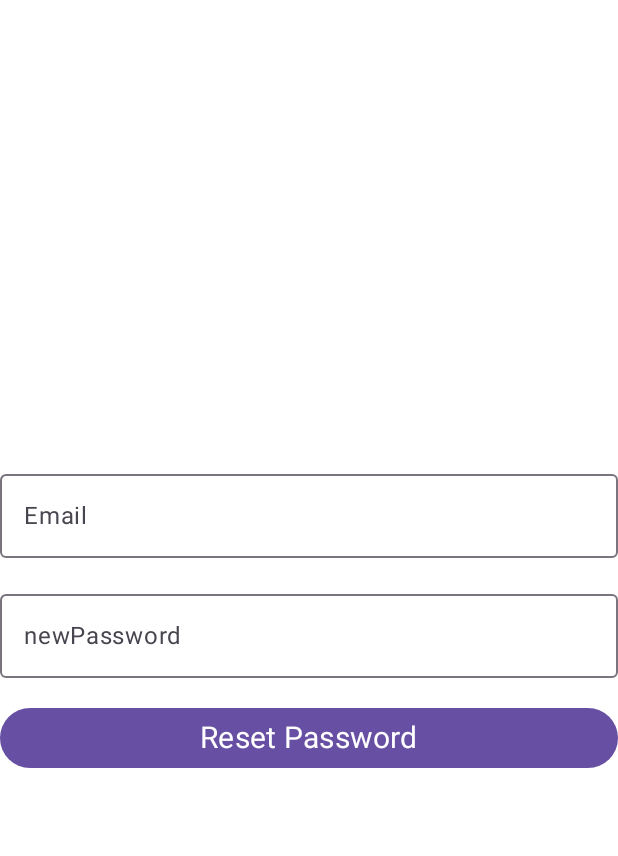
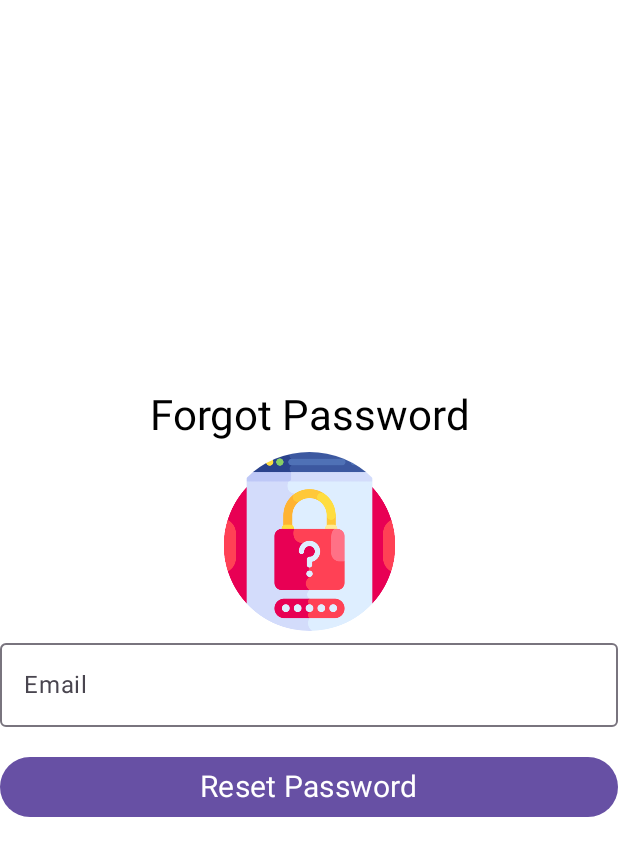
Before and after one commit to ziko387/Reminder-app, an Android app built with Jetpack Compose: the @Preview function ForgotPasswordScreenPreview, on a phone screen of 412 x 824 dp. Shown: the top 856 px of the screen. Run offline under Robolectric (Android 15) with nearby library versions, the phone set to English and light mode, and no system bars; our stand-ins replace Firebase (no records; nobody signed in at launch, a user with empty details on screens opened directly).

```diff
--- /dev/null
+++ b/app/src/main/java/com/example/reminderapp/data/passwordReceiver/ForgotPasswordViewmodel.kt
@@ -0,0 +1,39 @@
+package com.example.reminderapp.data.passwordReceiver
+
+import androidx.lifecycle.ViewModel
+import kotlinx.coroutines.flow.StateFlow
+import kotlinx.coroutines.flow.MutableStateFlow
+import kotlinx.coroutines.launch
+import androidx.lifecycle.viewModelScope
+
+class ForgotPasswordViewmodel : ViewModel() {
+    private val _isLoading = MutableStateFlow(false)
+    val isLoading: StateFlow<Boolean> = _isLoading
+
+    private val _error = MutableStateFlow<String?>(null)
+    val error: StateFlow<String?> = _error
+
+    private val _isSuccess= MutableStateFlow(false)
+    val isSuccess: StateFlow<Boolean> = _isSuccess
+
+    fun sendPasswordResetEmail(email: String) {
+        viewModelScope.launch {
+            _isLoading.value = true
+            _error.value = null
+            try {
+                val result = Receiver.sendPasswordResetRequest(email)
+                if (result.isSuccess) {
+                    _isSuccess.value = true
+                } else {
+                    _error.value = result.exceptionOrNull()?.message ?: "Failed to send the email"
+                }
+            } catch (e: Exception) {
+                _error.value = e.message ?: "Unknown error"
+
+            } finally {
+                _isLoading.value = false
+            }
+        }
+    }
+
+}
--- a/app/src/main/java/com/example/reminderapp/presentation/components/forgotPassword.kt
+++ b/app/src/main/java/com/example/reminderapp/presentation/components/forgotPassword.kt
@@ -1,5 +1,6 @@
 package com.example.reminderapp.presentation.components
 
+import androidx.compose.foundation.Image
 import androidx.compose.foundation.layout.Column
 import androidx.compose.runtime.Composable
 import androidx.compose.runtime.mutableStateOf
@@ -17,49 +18,79 @@ import androidx.compose.material3.OutlinedTextField
 import androidx.compose.material3.Text
 import androidx.compose.ui.unit.dp
 import androidx.compose.foundation.layout.height
+import androidx.compose.foundation.layout.size
+import androidx.compose.foundation.shape.CircleShape
 import androidx.compose.material3.Button
 import androidx.compose.material3.MaterialTheme
+import androidx.compose.ui.text.style.TextAlign
 import androidx.compose.ui.tooling.preview.Preview
 import androidx.navigation.NavController
 import androidx.navigation.compose.rememberNavController
+import com.example.reminderapp.data.passwordReceiver.ForgotPasswordViewmodel
+import com.google.firebase.Firebase
+import com.google.firebase.auth.auth
+import androidx.lifecycle.viewmodel.compose.viewModel
+import androidx.compose.runtime.collectAsState
+import androidx.compose.ui.draw.clip
+import androidx.compose.ui.layout.ContentScale
+import androidx.compose.ui.res.painterResource
+import com.example.reminderapp.R
 
 
 @Composable
-fun ForgotPasswordScreen(navController: NavController){
+fun ForgotPasswordScreen(navController: NavController, showForgotPasswordScreen: Boolean,
+         onBackClick: () -> Unit = {},
+          onResetSent: () -> Unit = {},
+           viewmodel: ForgotPasswordViewmodel= viewModel()){
     var email by remember{ mutableStateOf("") }
-    var  newPassword by remember{ mutableStateOf("") }
+    val isLoading by viewmodel.isLoading.collectAsState()
+    val error by viewmodel.error.collectAsState()
+    val isSuccess by viewmodel.isSuccess.collectAsState()
+
+
 
     Column (
         modifier = Modifier.fillMaxSize(),
         horizontalAlignment = Alignment.CenterHorizontally,
         verticalArrangement = Arrangement.Center
     ){
+        Text(
+            text =  "Forgot Password",
+            style = MaterialTheme.typography.headlineMedium,
+            textAlign = TextAlign.Center,
+            modifier = Modifier.fillMaxWidth()
+        )
+        Spacer(modifier = Modifier.height(6.dp))
+        Image(
+            painter = painterResource(id = R.drawable.forgot),
+            contentDescription = "logo",
+            modifier = Modifier.size(119.dp).clip(CircleShape),
+            contentScale = ContentScale.Crop
+        )
+
         OutlinedTextField(
             value = email,
             onValueChange = { email = it },
             label = { Text("Email") },
             modifier = Modifier.fillMaxWidth()
         )
+
         Spacer(modifier = Modifier.height(16.dp))
-
-        OutlinedTextField(
-            value = newPassword,
-            onValueChange = { newPassword = it },
-            label = { Text("newPassword") },
-            modifier = Modifier.fillMaxWidth()
-        )
-        Spacer(modifier = Modifier.height(16.dp))
-        Button(onClick = { }, modifier = Modifier.fillMaxWidth()) {
+        Button(onClick = {viewmodel.sendPasswordResetEmail(email)}, modifier = Modifier.fillMaxWidth()
+            ){
             Text(
                 text = "Reset Password",
                 style = MaterialTheme.typography.bodyMedium,
                 fontSize = 20.sp
             )
         }
+        Spacer(modifier = Modifier.height(16.dp))
+
     }
 }
 @Preview(showBackground = true)
 @Composable
 fun ForgotPasswordScreenPreview(){
-    ForgotPasswordScreen(rememberNavController())
+    ForgotPasswordScreen(
+        rememberNavController(),showForgotPasswordScreen = true)
 }
--- a/gradle/libs.versions.toml
+++ b/gradle/libs.versions.toml
@@ -1,5 +1,5 @@
 [versions]
-agp = "8.9.1"
+agp = "8.10.1"
 kotlin = "2.0.21"
 coreKtx = "1.10.1"
 junit = "4.13.2"
```
Also changed, not shown: app/src/main/java/com/example/reminderapp/data/passwordReceiver/Receiver.kt (added, +18 -0 lines), app/src/main/java/com/example/reminderapp/presentation/components/SplashScreen.kt (+16 -0 lines), app/src/main/java/com/example/reminderapp/presentation/components/login.kt (+20 -0 lines), app/src/main/java/com/example/reminderapp/presentation/navigation/NavGraph.kt (+7 -0 lines), app/src/main/res/drawable/forgot.png (added).
